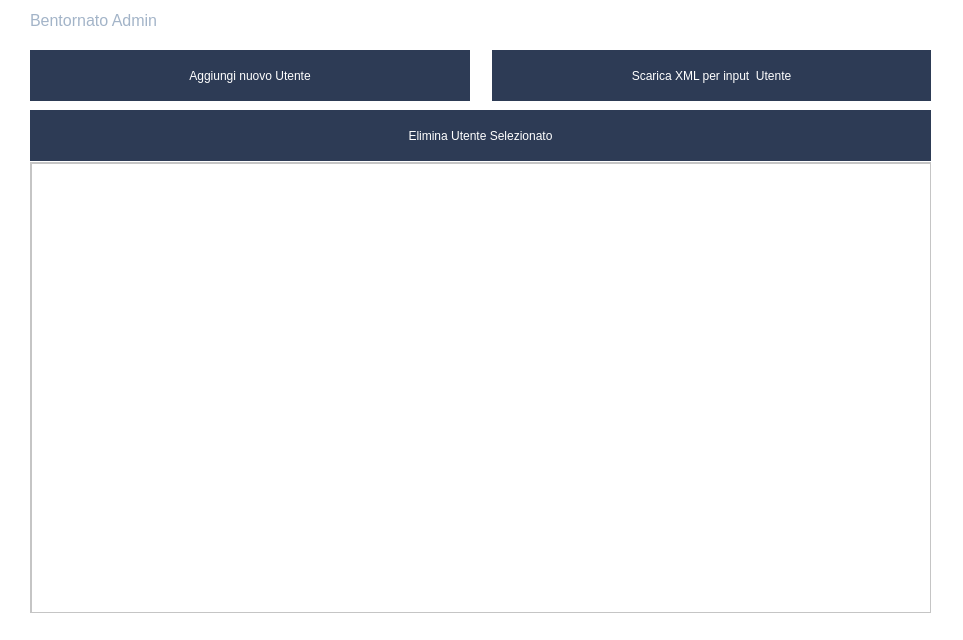
This is MVP/progetto_p2/GUI/ui_admin.ui in Giorat/LifeFit---progetto-P2 as Qt 5 draws it before an edit. The edited form follows.
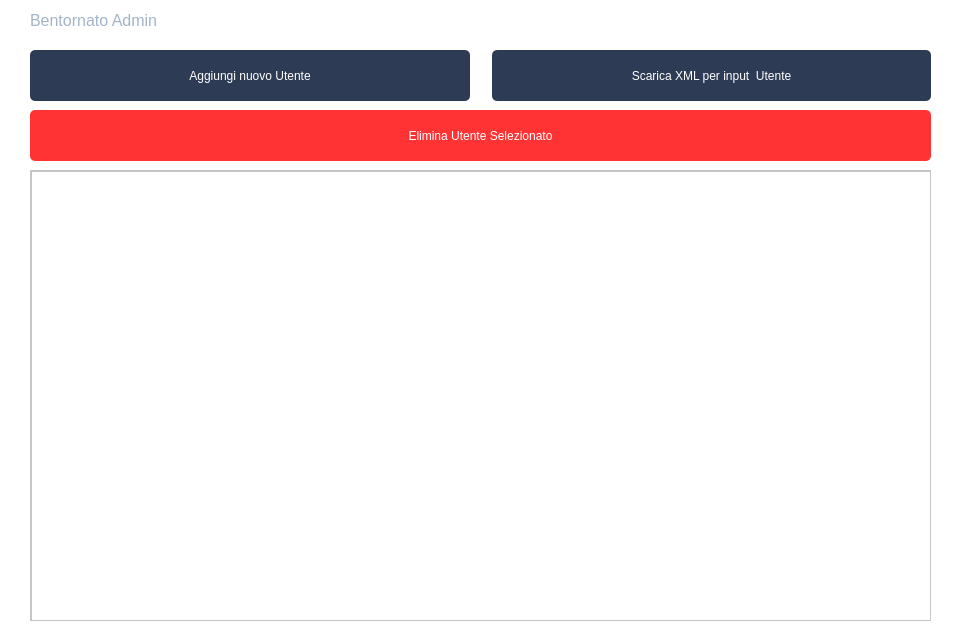
This is the edited form. Icons and pictures are not drawn.

```diff
--- a/MVP/progetto_p2/GUI/ui_admin.ui
+++ b/MVP/progetto_p2/GUI/ui_admin.ui
@@ -6,10 +6,22 @@
    <rect>
     <x>0</x>
     <y>0</y>
-    <width>963</width>
+    <width>960</width>
     <height>640</height>
    </rect>
   </property>
+  <property name="minimumSize">
+   <size>
+    <width>960</width>
+    <height>640</height>
+   </size>
+  </property>
+  <property name="maximumSize">
+   <size>
+    <width>960</width>
+    <height>640</height>
+   </size>
+  </property>
   <property name="windowIcon">
    <iconset resource="settings_icon.qrc">
     <normaloff>:/new/settings/resources/life_icon.ico</normaloff>:/new/settings/resources/life_icon.ico</iconset>
@@ -72,7 +84,7 @@
     <property name="geometry">
      <rect>
       <x>30</x>
-      <y>162</y>
+      <y>170</y>
       <width>901</width>
       <height>451</height>
      </rect>
@@ -80,9 +92,6 @@
     <property name="horizontalScrollBarPolicy">
      <enum>Qt::ScrollBarAlwaysOff</enum>
     </property>
-    <property name="sizeAdjustPolicy">
-     <enum>QAbstractScrollArea::AdjustToContents</enum>
-    </property>
     <property name="widgetResizable">
      <bool>true</bool>
     </property>
@@ -161,10 +170,8 @@
        <property name="styleSheet">
         <string notr="true">background-color: rgb(45, 59, 85);
 color:white;
-
-border:none;
-
-</string>
+border-radius: 5px;
+border:none;</string>
        </property>
        <property name="text">
         <string>Aggiungi nuovo Utente</string>
@@ -198,7 +205,7 @@
        <property name="styleSheet">
         <string notr="true">background-color: rgb(45, 59, 85);
 color:white;
-
+border-radius: 5px;
 border:none;
 
 </string>
@@ -241,9 +248,9 @@
         </sizepolicy>
        </property>
        <property name="styleSheet">
-        <string notr="true">background-color: rgb(45, 59, 85);
+        <string notr="true">background-color: rgb(255,51,51);
 color:white;
-
+border-radius: 5px;
 border:none;
 
 </string>
```
Left out of the diff: 9 changed lines with no effect on the pictures.
